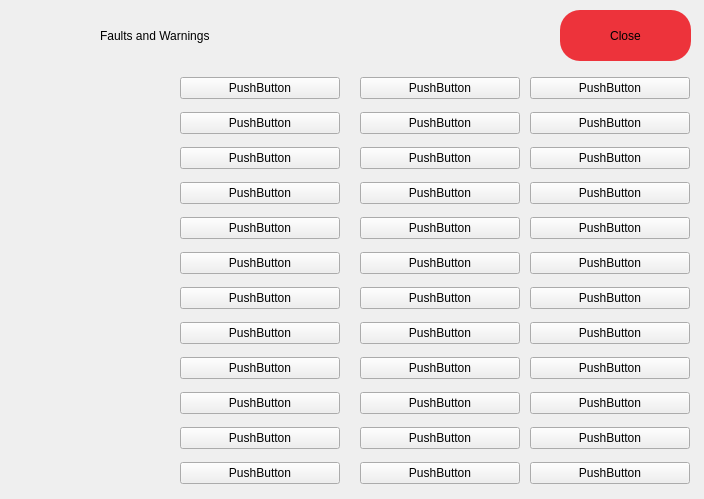
Before: the Qt Designer form apps/huracanXsantoka/dialogs/faultdialog.ui in GiovanniRaseraF/santoka_qt, drawn with Qt 5.
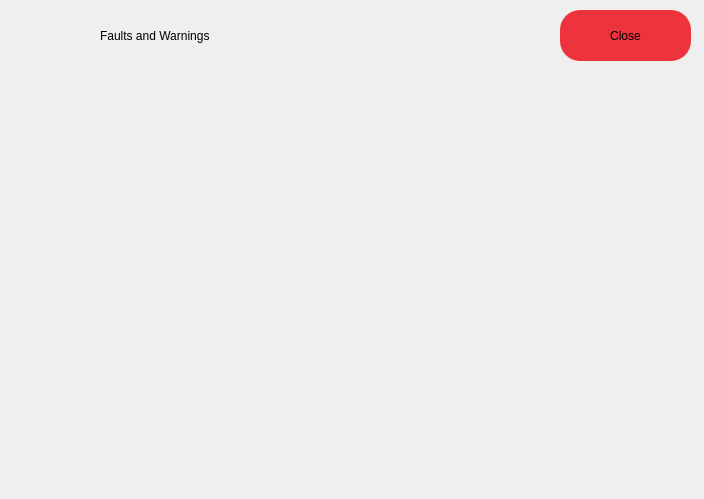
After: the same form once the commit is applied. Icons and pictures are not drawn.

Commit message: hXs: adding faults and warnings

What changed in the file:
```diff
--- a/apps/huracanXsantoka/dialogs/faultdialog.ui
+++ b/apps/huracanXsantoka/dialogs/faultdialog.ui
@@ -82,92 +82,7 @@
      <height>421</height>
     </rect>
    </property>
-   <layout class="QVBoxLayout" name="verticalLayout_2">
-    <item>
-     <widget class="QPushButton" name="pushButton_15">
-      <property name="text">
-       <string>PushButton</string>
-      </property>
-     </widget>
-    </item>
-    <item>
-     <widget class="QPushButton" name="pushButton_16">
-      <property name="text">
-       <string>PushButton</string>
-      </property>
-     </widget>
-    </item>
-    <item>
-     <widget class="QPushButton" name="pushButton_17">
-      <property name="text">
-       <string>PushButton</string>
-      </property>
-     </widget>
-    </item>
-    <item>
-     <widget class="QPushButton" name="pushButton_18">
-      <property name="text">
-       <string>PushButton</string>
-      </property>
-     </widget>
-    </item>
-    <item>
-     <widget class="QPushButton" name="pushButton_19">
-      <property name="text">
-       <string>PushButton</string>
-      </property>
-     </widget>
-    </item>
-    <item>
-     <widget class="QPushButton" name="pushButton_20">
-      <property name="text">
-       <string>PushButton</string>
-      </property>
-     </widget>
-    </item>
-    <item>
-     <widget class="QPushButton" name="pushButton_21">
-      <property name="text">
-       <string>PushButton</string>
-      </property>
-     </widget>
-    </item>
-    <item>
-     <widget class="QPushButton" name="pushButton_22">
-      <property name="text">
-       <string>PushButton</string>
-      </property>
-     </widget>
-    </item>
-    <item>
-     <widget class="QPushButton" name="pushButton_23">
-      <property name="text">
-       <string>PushButton</string>
-      </property>
-     </widget>
-    </item>
-    <item>
-     <widget class="QPushButton" name="pushButton_24">
-      <property name="text">
-       <string>PushButton</string>
-      </property>
-     </widget>
-    </item>
-    <item>
-     <widget class="QPushButton" name="pushButton_25">
-      <property name="text">
-       <string>PushButton</string>
-      </property>
-     </widget>
-    </item>
-    <item>
-     <widget class="QPushButton" name="pushButton_26">
-      <property name="text">
-       <string>PushButton</string>
-      </property>
-     </widget>
-    </item>
-   </layout>
+   <layout class="QVBoxLayout" name="vl_fault2"/>
   </widget>
   <widget class="QWidget" name="verticalLayoutWidget_3">
    <property name="geometry">
@@ -178,92 +93,7 @@
      <height>421</height>
     </rect>
    </property>
-   <layout class="QVBoxLayout" name="verticalLayout_4">
-    <item>
-     <widget class="QPushButton" name="pushButton_27">
-      <property name="text">
-       <string>PushButton</string>
-      </property>
-     </widget>
-    </item>
-    <item>
-     <widget class="QPushButton" name="pushButton_28">
-      <property name="text">
-       <string>PushButton</string>
-      </property>
-     </widget>
-    </item>
-    <item>
-     <widget class="QPushButton" name="pushButton_29">
-      <property name="text">
-       <string>PushButton</string>
-      </property>
-     </widget>
-    </item>
-    <item>
-     <widget class="QPushButton" name="pushButton_30">
-      <property name="text">
-       <string>PushButton</string>
-      </property>
-     </widget>
-    </item>
-    <item>
-     <widget class="QPushButton" name="pushButton_31">
-      <property name="text">
-       <string>PushButton</string>
-      </property>
-     </widget>
-    </item>
-    <item>
-     <widget class="QPushButton" name="pushButton_32">
-      <property name="text">
-       <string>PushButton</string>
-      </property>
-     </widget>
-    </item>
-    <item>
-     <widget class="QPushButton" name="pushButton_33">
-      <property name="text">
-       <string>PushButton</string>
-      </property>
-     </widget>
-    </item>
-    <item>
-     <widget class="QPushButton" name="pushButton_34">
-      <property name="text">
-       <string>PushButton</string>
-      </property>
-     </widget>
-    </item>
-    <item>
-     <widget class="QPushButton" name="pushButton_35">
-      <property name="text">
-       <string>PushButton</string>
-      </property>
-     </widget>
-    </item>
-    <item>
-     <widget class="QPushButton" name="pushButton_36">
-      <property name="text">
-       <string>PushButton</string>
-      </property>
-     </widget>
-    </item>
-    <item>
-     <widget class="QPushButton" name="pushButton_37">
-      <property name="text">
-       <string>PushButton</string>
-      </property>
-     </widget>
-    </item>
-    <item>
-     <widget class="QPushButton" name="pushButton_38">
-      <property name="text">
-       <string>PushButton</string>
-      </property>
-     </widget>
-    </item>
-   </layout>
+   <layout class="QVBoxLayout" name="vl_warnings1"/>
   </widget>
   <widget class="QWidget" name="verticalLayoutWidget_4">
    <property name="geometry">
@@ -274,92 +104,7 @@
      <height>421</height>
     </rect>
    </property>
-   <layout class="QVBoxLayout" name="verticalLayout_5">
-    <item>
-     <widget class="QPushButton" name="pushButton_39">
-      <property name="text">
-       <string>PushButton</string>
-      </property>
-     </widget>
-    </item>
-    <item>
-     <widget class="QPushButton" name="pushButton_40">
-      <property name="text">
-       <string>PushButton</string>
-      </property>
-     </widget>
-    </item>
-    <item>
-     <widget class="QPushButton" name="pushButton_41">
-      <property name="text">
-       <string>PushButton</string>
-      </property>
-     </widget>
-    </item>
-    <item>
-     <widget class="QPushButton" name="pushButton_42">
-      <property name="text">
-       <string>PushButton</string>
-      </property>
-     </widget>
-    </item>
-    <item>
-     <widget class="QPushButton" name="pushButton_43">
-      <property name="text">
-       <string>PushButton</string>
-      </property>
-     </widget>
-    </item>
-    <item>
-     <widget class="QPushButton" name="pushButton_44">
-      <property name="text">
-       <string>PushButton</string>
-      </property>
-     </widget>
-    </item>
-    <item>
-     <widget class="QPushButton" name="pushButton_45">
-      <property name="text">
-       <string>PushButton</string>
-      </property>
-     </widget>
-    </item>
-    <item>
-     <widget class="QPushButton" name="pushButton_46">
-      <property name="text">
-       <string>PushButton</string>
-      </property>
-     </widget>
-    </item>
-    <item>
-     <widget class="QPushButton" name="pushButton_47">
-      <property name="text">
-       <string>PushButton</string>
-      </property>
-     </widget>
-    </item>
-    <item>
-     <widget class="QPushButton" name="pushButton_48">
-      <property name="text">
-       <string>PushButton</string>
-      </property>
-     </widget>
-    </item>
-    <item>
-     <widget class="QPushButton" name="pushButton_49">
-      <property name="text">
-       <string>PushButton</string>
-      </property>
-     </widget>
-    </item>
-    <item>
-     <widget class="QPushButton" name="pushButton_50">
-      <property name="text">
-       <string>PushButton</string>
-      </property>
-     </widget>
-    </item>
-   </layout>
+   <layout class="QVBoxLayout" name="vl_warnings2"/>
   </widget>
   <widget class="QPushButton" name="pushButton_51">
    <property name="geometry">
```
Left out of the diff: 4 changed lines with no effect on the pictures. The commit also changes 4 other files.
